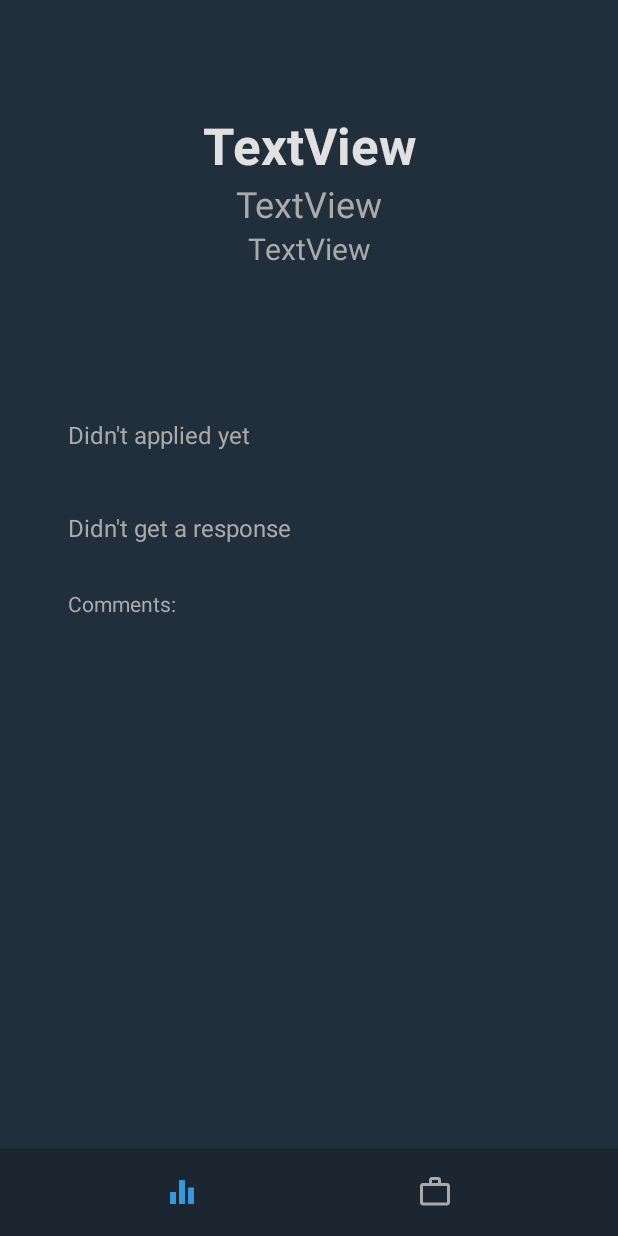
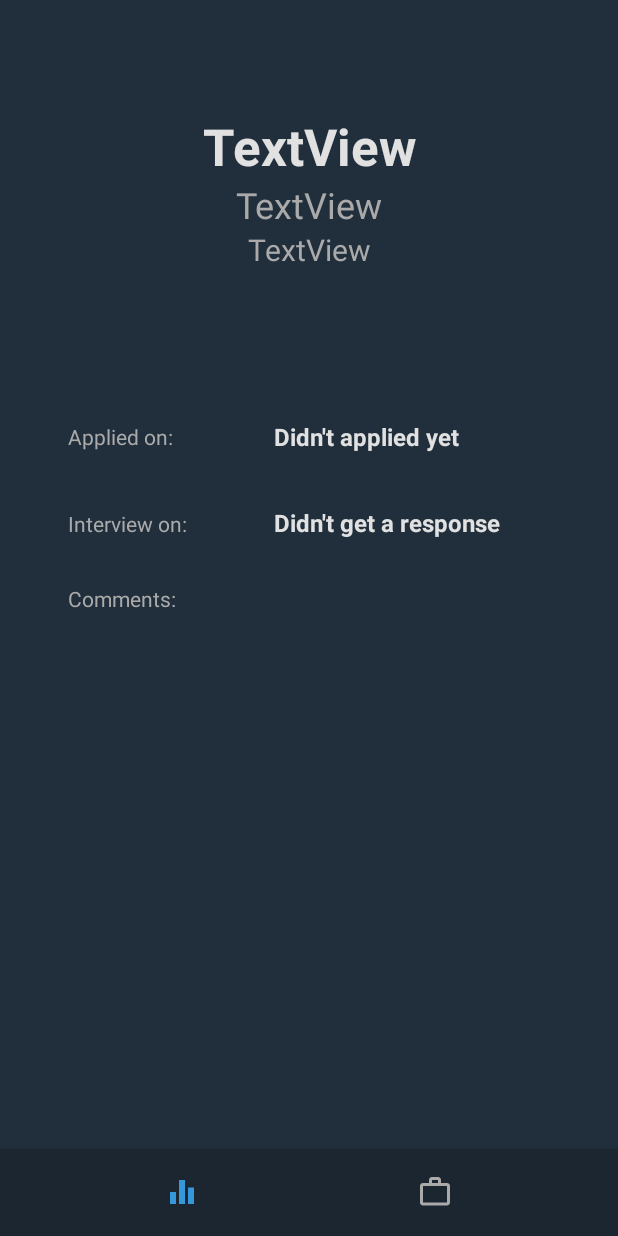
Before and after one commit to lyaure/JobApplicationsTracker, an Android app: the fragment ApplicationFragment placed in its activity, on a phone screen of 412 x 824 dp. Run offline under Robolectric (Android 15) with nearby library versions, the phone set to English and light mode, and no system bars; libraries missing offline, so code that uses them is left out: com.github.mikephil.charting; 19 statements that could not run were skipped.

Commit message:
fix fragment UI

```diff
--- a/app/src/main/java/com/lyaurese/jobsorganizer/Fragments/ApplicationFragment.java
+++ b/app/src/main/java/com/lyaurese/jobsorganizer/Fragments/ApplicationFragment.java
@@ -2,6 +2,7 @@ package com.lyaurese.jobsorganizer.Fragments;
 
 import android.annotation.SuppressLint;
 import android.app.DatePickerDialog;
+import android.net.wifi.p2p.WifiP2pManager;
 import android.os.Bundle;
 
 import androidx.fragment.app.Fragment;
@@ -28,7 +29,7 @@ import java.util.Calendar;
 public class ApplicationFragment extends Fragment implements DatePickerDialog.OnDateSetListener{
     private Application application;
     private ImageButton editButton;
-    private TextView company, title, number, appliedDate, interviewedDate, comments;
+    private TextView company, title, number, appliedDate, interviewedDate, appliedTxt, interviewTxt, comments;
     private Calendar calendar;
 
 
@@ -53,26 +54,6 @@ public class ApplicationFragment extends Fragment implements DatePickerDialog.On
         // Inflate the layout for this fragment
         View view = inflater.inflate(R.layout.fragment_application, container, false);
 
-//        editButton = (ImageButton) view.findViewById(R.id.editApplicationBtn_ID);
-//        editButton.setOnClickListener(new View.OnClickListener() {
-//            @Override
-//            public void onClick(View v) {
-//                Fragment fragment = new EditApplicationFragment();
-//
-//                MainBoardActivity activity = (MainBoardActivity)getActivity();
-//                activity.setFragmentID(R.layout.fragment_edit_application);
-//
-//                Bundle bundle = new Bundle();
-//                bundle.putSerializable("application", application);
-//                fragment.setArguments(bundle);
-//
-//                FragmentTransaction transaction = requireActivity().getSupportFragmentManager().beginTransaction();
-//                transaction.replace(R.id.container_ID, fragment ); // give your fragment container id in first parameter
-//                transaction.addToBackStack(null);  // if written, this transaction will be added to backstack
-//                transaction.commit();
-//            }
-//        });
-
         company = (TextView) view.findViewById(R.id.companyNameTxtv_ID);
         company.setText(application.getCompanyName());
 
@@ -81,16 +62,19 @@ public class ApplicationFragment extends Fragment implements DatePickerDialog.On
 
         number = (TextView) view.findViewById(R.id.jobNumberTxtv_ID);
         number.setText(application.getJobNumber());
+        appliedTxt = (TextView) view.findViewById(R.id.appliedTxt_ID);
 
         appliedDate = (TextView) view.findViewById(R.id.appliedDateTxtv_ID);
         if(application.getAppliedDate() != null)
-            appliedDate.setText("Applied on: " +DateUtil.getDate(application.getAppliedDate()));
+            appliedDate.setText(DateUtil.getDate(application.getAppliedDate()));
         else
             appliedDate.setText("Didn't applied yet");
 
+        interviewTxt = (TextView) view.findViewById(R.id.interviewTxt_ID);
+
         interviewedDate = (TextView) view.findViewById(R.id.interviewDateTxtv_ID);
         if(application.getInterviewDate() != null)
-            interviewedDate.setText("Got an interview on: " + DateUtil.getDate(application.getInterviewDate()));
+            interviewedDate.setText(DateUtil.getDate(application.getInterviewDate()));
         else
             interviewedDate.setText("Didn't get a response");
 
--- a/app/src/main/java/com/lyaurese/jobsorganizer/Fragments/EditApplicationFragment.java
+++ b/app/src/main/java/com/lyaurese/jobsorganizer/Fragments/EditApplicationFragment.java
@@ -287,12 +287,14 @@ public class EditApplicationFragment extends Fragment implements DatePickerDialo
                     applied.setChecked(false);
                     appliedDateLayout.setVisibility(View.GONE);
                     changeAppliedDate = false;
+                    application.setAppliedDate(null);
                 }
 
                 if(!application.interview() && changeInterviewDate){
                     interview.setChecked(false);
                     interviewDateLayout.setVisibility(View.GONE);
                     changeInterviewDate = false;
+                    application.setInterviewDate(null);
                 }
             }
         });
--- a/app/src/main/java/com/lyaurese/jobsorganizer/Objects/Database.java
+++ b/app/src/main/java/com/lyaurese/jobsorganizer/Objects/Database.java
@@ -157,8 +157,12 @@ public class Database extends SQLiteOpenHelper {
         if(cursor.moveToFirst()){
             ArrayList<Application> list = new ArrayList<>();
             do{
-                Calendar appliedCalendar = Calendar.getInstance();
-                appliedCalendar.set(cursor.getInt(APPLIED_YEAR_COL_NUM), cursor.getInt(APPLIED_MONTH_COL_NUM),cursor.getInt(APPLIED_DAY_COL_NUM));
+                Calendar appliedCalendar = null;
+
+                if(cursor.getInt(APPLIED_COL_NUM) == 1){
+                    appliedCalendar = Calendar.getInstance();
+                    appliedCalendar.set(cursor.getInt(APPLIED_YEAR_COL_NUM), cursor.getInt(APPLIED_MONTH_COL_NUM),cursor.getInt(APPLIED_DAY_COL_NUM));
+                }
 
                 Application application = new Application(cursor.getString(COMPANY_COL_NUM), cursor.getString(JOB_TITLE_COL_NUM), cursor.getString(JOB_NUMBER_COL), cursor.getInt(APPLIED_COL_NUM) == 1,
                         appliedCalendar, cursor.getString(COMMENTS_COL_NUM));
--- a/app/src/main/res/layout/fragment_application.xml
+++ b/app/src/main/res/layout/fragment_application.xml
@@ -64,22 +64,64 @@
 
         </LinearLayout>
 
-        <TextView
-            android:id="@+id/appliedDateTxtv_ID"
+        <LinearLayout
             android:layout_width="match_parent"
             android:layout_height="0dp"
-            android:layout_margin="10dp"
+            android:layout_marginStart="10dp"
+            android:layout_marginEnd="10dp"
+            android:layout_marginBottom="15dp"
             android:layout_weight="0.5"
-            android:textColor="@android:color/darker_gray"
-            android:textSize="16sp" />
+            android:orientation="horizontal">
 
-        <TextView
-            android:id="@+id/interviewDateTxtv_ID"
+            <TextView
+                android:id="@+id/appliedTxt_ID"
+                android:layout_width="0dp"
+                android:layout_height="match_parent"
+                android:layout_weight="3"
+                android:gravity="center_vertical"
+                android:text="Applied on: "
+                android:textColor="@android:color/darker_gray"
+                android:visibility="visible" />
+
+            <TextView
+                android:id="@+id/appliedDateTxtv_ID"
+                android:layout_width="0dp"
+                android:layout_height="match_parent"
+                android:layout_weight="4"
+                android:gravity="center_vertical"
+                android:textColor="@color/lightGray"
+                android:textSize="16sp"
+                android:textStyle="bold" />
+        </LinearLayout>
+
+        <LinearLayout
             android:layout_width="match_parent"
-            android:layout_height="wrap_content"
-            android:layout_margin="10dp"
-            android:textColor="@android:color/darker_gray"
-            android:textSize="16sp" />
+            android:layout_height="0dp"
+            android:layout_marginStart="10dp"
+            android:layout_marginEnd="10dp"
+            android:layout_weight="0.5"
+            android:orientation="horizontal">
+
+            <TextView
+                android:id="@+id/interviewTxt_ID"
+                android:layout_width="0dp"
+                android:layout_height="wrap_content"
+                android:layout_weight="3"
+                android:gravity="center_vertical"
+                android:text="Interview on: "
+                android:textColor="@android:color/darker_gray"
+                android:visibility="visible" />
+
+            <TextView
+                android:id="@+id/interviewDateTxtv_ID"
+                android:layout_width="0dp"
+                android:layout_height="match_parent"
+                android:layout_weight="4"
+                android:gravity="center_vertical"
+                android:textColor="@color/lightGray"
+                android:textSize="16sp"
+                android:textStyle="bold" />
+        </LinearLayout>
 
         <TextView
             android:id="@+id/textView10"
@@ -99,7 +141,7 @@
             android:layout_margin="10dp"
             android:layout_weight="3.5"
             android:lines="7"
-            android:textColor="@android:color/darker_gray"
+            android:textColor="@color/lightGray"
             android:textSize="14sp" />
 
     </LinearLayout>
--- a/app/src/main/res/layout/fragment_edit_application.xml
+++ b/app/src/main/res/layout/fragment_edit_application.xml
@@ -79,6 +79,7 @@
             android:id="@+id/editAppliedCheckBox_ID"
             android:layout_width="match_parent"
             android:layout_height="wrap_content"
+            android:layout_marginTop="20dp"
             android:buttonTint="@color/green"
             android:text="Applied"
             android:textColor="@android:color/darker_gray"
@@ -175,6 +176,7 @@
             android:id="@+id/editCommentsInput_ID"
             android:layout_width="match_parent"
             android:layout_height="wrap_content"
+            android:layout_marginTop="20dp"
             android:background="@drawable/border_black"
             android:gravity="top|left"
             android:hint="Add comment"
```
